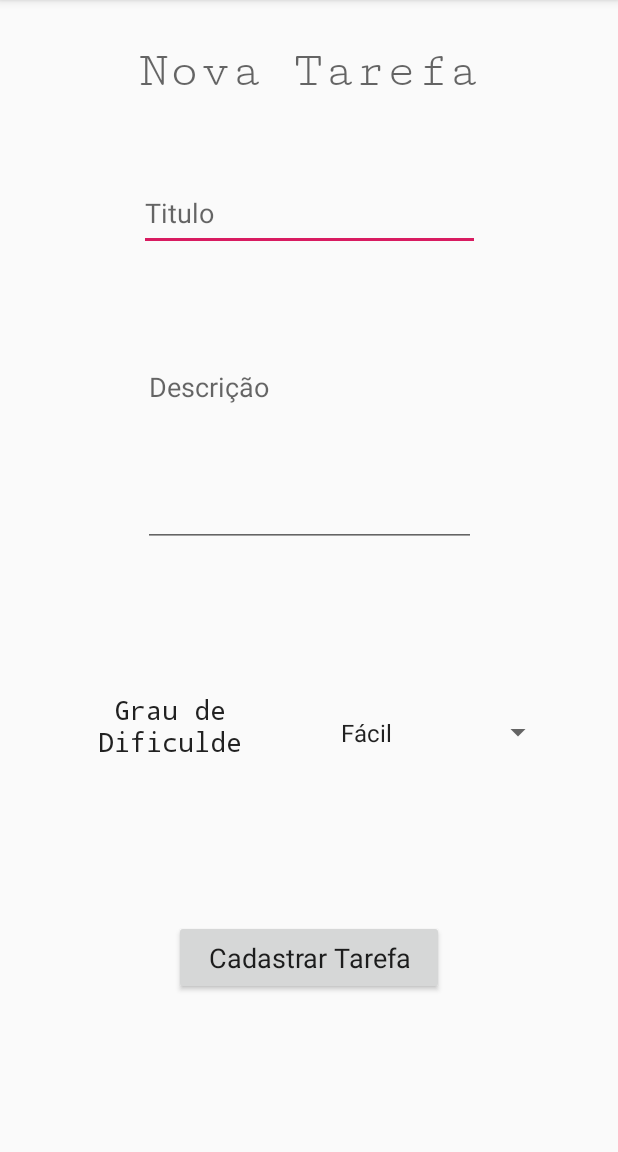
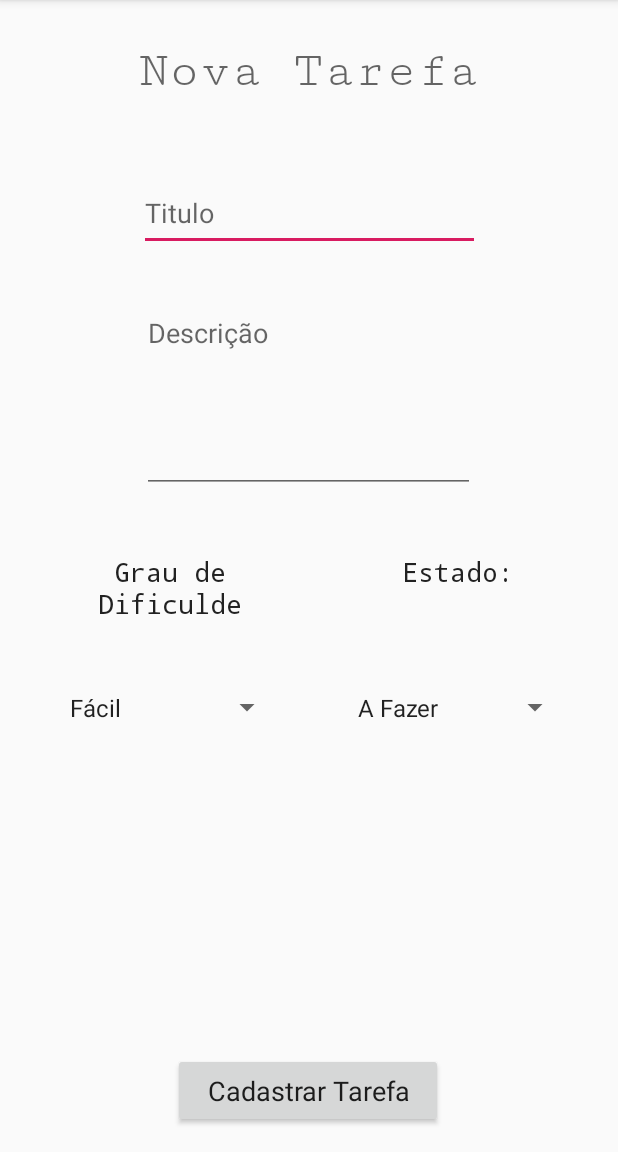
Before and after one commit to ufjf-dcc196/2019-1-dcc196-trb2-RomuloLASS, an Android app: the NovaTarefaActivity screen opened directly, with no data from a screen before it, on a phone screen of 412 x 824 dp, the part 84-1236 px from its top. Run offline under Robolectric (Android 15) with nearby library versions, the phone set to English and light mode, and no system bars.

Commit message:
Cadastro de novas tarefas incluido data da criação e estado da tarefa

```diff
--- a/app/src/main/AndroidManifest.xml
+++ b/app/src/main/AndroidManifest.xml
@@ -9,7 +9,8 @@
         android:roundIcon="@mipmap/ic_launcher_round"
         android:supportsRtl="true"
         android:theme="@style/AppTheme">
-        <activity android:name=".NovaTarefaActivity"></activity>
+        <activity android:name=".TarefasActivity"></activity>
+        <activity android:name=".NovaTarefaActivity" />
         <activity android:name=".MainActivity">
             <intent-filter>
                 <action android:name="android.intent.action.MAIN" />
--- a/app/src/main/java/br/ufjf/dcc196/trab03/NovaTarefaActivity.java
+++ b/app/src/main/java/br/ufjf/dcc196/trab03/NovaTarefaActivity.java
@@ -11,13 +11,16 @@ import android.widget.Button;
 import android.widget.EditText;
 import android.widget.Spinner;
 
+import java.text.SimpleDateFormat;
 import java.util.ArrayList;
 import java.util.Arrays;
+import java.util.Date;
 import java.util.List;
 
 public class NovaTarefaActivity extends AppCompatActivity {
 
-    private Spinner spinner;
+    private Spinner spinnerDificuldade;
+    private Spinner spinnerEstado;
     private Button btnSubmitTask;
     private EditText etTitle;
     private EditText etDescription;
@@ -34,18 +37,30 @@ public class NovaTarefaActivity extends AppCompatActivity {
         TarefasDBHelper helper = new TarefasDBHelper(getApplicationContext());
         final SQLiteDatabase db = helper.getWritableDatabase();
 
-        spinner = findViewById(R.id.spinner);
+        spinnerDificuldade = findViewById(R.id.spinner);
         List<String> dificuldade = new ArrayList<>(Arrays.asList("Fácil","Medio", "Sem","Difícil","Muito Díficil"));
-        ArrayAdapter<String> dataAdapter = new ArrayAdapter<String>(this, android.R.layout.simple_spinner_item, dificuldade);
-        dataAdapter.setDropDownViewResource(android.R.layout.simple_spinner_dropdown_item);
-        spinner.setAdapter(dataAdapter);
+        ArrayAdapter<String> dificuldadeAdapter = new ArrayAdapter<String>(this, android.R.layout.simple_spinner_item, dificuldade);
+        dificuldadeAdapter.setDropDownViewResource(android.R.layout.simple_spinner_dropdown_item);
+        spinnerDificuldade.setAdapter(dificuldadeAdapter);
+
+        spinnerEstado = findViewById(R.id.spinner2);
+        List<String> estado = new ArrayList<>(Arrays.asList("A Fazer","Em Execução", "Bloqueda","Concluida"));
+        ArrayAdapter<String> estadoAdapter = new ArrayAdapter<String>(this, android.R.layout.simple_spinner_item, estado);
+        estadoAdapter.setDropDownViewResource(android.R.layout.simple_spinner_dropdown_item);
+        spinnerEstado.setAdapter(estadoAdapter);
+
+
+        final SimpleDateFormat dateFormat = new SimpleDateFormat("yyyy-MM-dd HH:mm:ss");
+        final Date date = new Date();
 
         btnSubmitTask.setOnClickListener(new View.OnClickListener() {
             @Override
             public void onClick(View v) {
                 valuesTask.put(TarefasContract.Tarefas.COLLUMN_TITULO, String.valueOf(etTitle.getText()));
                 valuesTask.put(TarefasContract.Tarefas.COLLUMN_DESCRICACAO, String.valueOf(etDescription.getText()));
-                valuesTask.put(TarefasContract.Tarefas.COLLUMN_GRAU, String.valueOf(spinner.getSelectedItem()));
+                valuesTask.put(TarefasContract.Tarefas.COLLUMN_GRAU, String.valueOf(spinnerDificuldade.getSelectedItem()));
+                valuesTask.put(TarefasContract.Tarefas.COLLUMN_ESTADO, String.valueOf(spinnerEstado.getSelectedItem()));
+                valuesTask.put(TarefasContract.Tarefas.COLLUMN_DATAATUAL, dateFormat.format(date));
                 db.insert(TarefasContract.Tarefas.TABLE_NAME, null, valuesTask);
                 setResult(Activity.RESULT_OK);
                 finish();
--- a/app/src/main/java/br/ufjf/dcc196/trab03/TarefasContract.java
+++ b/app/src/main/java/br/ufjf/dcc196/trab03/TarefasContract.java
@@ -12,10 +12,10 @@ public class TarefasContract {
         public static final String COLLUMN_GRAU = "grau";
         public static final String COLLUMN_DATALIMITE = "datalimite";
         public static final String COLLUMN_DATAATUAL = "dataatual";
-//        public static final String COLLUMN_TAG = "tag";
+        public static final String COLLUMN_ESTADO = "estado";
 
         //Criação da tabela
-        public static final String CREATE_TABLE = String.format("CREATE TABLE %s (%s INTEGER PRIMARY KEY AUTOINCREMENT, %s TEXT, %s TEXT, %s TEXT, %s TIMESTAMP,%s TIMESTAMP)", TABLE_NAME, _ID, COLLUMN_TITULO, COLLUMN_DESCRICACAO, COLLUMN_GRAU, COLLUMN_DATALIMITE, COLLUMN_DATAATUAL);
+        public static final String CREATE_TABLE = String.format("CREATE TABLE %s (%s INTEGER PRIMARY KEY AUTOINCREMENT, %s TEXT, %s TEXT, %s TEXT, %s TIMESTAMP,%s TIMESTAMP, %s TEXT)", TABLE_NAME, _ID, COLLUMN_TITULO, COLLUMN_DESCRICACAO, COLLUMN_GRAU, COLLUMN_DATALIMITE, COLLUMN_DATAATUAL, COLLUMN_ESTADO);
         //Deletar a tabela
         public static final String DROP_TABLE = String.format("DROP TABLE %s", TABLE_NAME);
     }
--- a/app/src/main/java/br/ufjf/dcc196/trab03/TarefasDBHelper.java
+++ b/app/src/main/java/br/ufjf/dcc196/trab03/TarefasDBHelper.java
@@ -5,7 +5,7 @@ import android.database.sqlite.SQLiteDatabase;
 import android.database.sqlite.SQLiteOpenHelper;
 
 public class TarefasDBHelper extends SQLiteOpenHelper {
-    public static final int DATABASE_VERSION = 2;
+    public static final int DATABASE_VERSION = 3;
     public static final String DATABASE_NAME = "Tarefas.db";
 
     TarefasDBHelper(Context context){
--- a/app/src/main/res/layout/activity_nova_tarefa.xml
+++ b/app/src/main/res/layout/activity_nova_tarefa.xml
@@ -28,7 +28,7 @@
         android:layout_height="129dp"
         android:layout_marginStart="8dp"
         android:layout_marginLeft="8dp"
-        android:layout_marginTop="68dp"
+        android:layout_marginTop="32dp"
         android:layout_marginEnd="8dp"
         android:layout_marginRight="8dp"
         android:ems="10"
@@ -36,6 +36,7 @@
         android:hint="Descrição"
         android:inputType="textMultiLine"
         app:layout_constraintEnd_toEndOf="parent"
+        app:layout_constraintHorizontal_bias="0.497"
         app:layout_constraintStart_toStartOf="parent"
         app:layout_constraintTop_toBottomOf="@+id/etTitle" />
 
@@ -45,13 +46,13 @@
         android:layout_height="55dp"
         android:layout_marginStart="8dp"
         android:layout_marginLeft="8dp"
-        android:layout_marginTop="96dp"
+        android:layout_marginTop="20dp"
         android:layout_marginEnd="8dp"
         android:layout_marginRight="8dp"
         app:layout_constraintEnd_toEndOf="parent"
-        app:layout_constraintHorizontal_bias="0.56"
-        app:layout_constraintStart_toEndOf="@+id/textView3"
-        app:layout_constraintTop_toBottomOf="@+id/etDescription" />
+        app:layout_constraintHorizontal_bias="0.126"
+        app:layout_constraintStart_toStartOf="parent"
+        app:layout_constraintTop_toBottomOf="@+id/textView3" />
 
     <TextView
         android:id="@+id/textView2"
@@ -77,7 +78,7 @@
         android:layout_height="55dp"
         android:layout_marginStart="60dp"
         android:layout_marginLeft="60dp"
-        android:layout_marginTop="96dp"
+        android:layout_marginTop="40dp"
         android:text="Grau de Dificulde"
         android:textAlignment="center"
         android:textAppearance="@style/TextAppearance.AppCompat.Body1"
@@ -92,7 +93,6 @@
         android:layout_height="50dp"
         android:layout_marginStart="8dp"
         android:layout_marginLeft="8dp"
-        android:layout_marginTop="8dp"
         android:layout_marginEnd="8dp"
         android:layout_marginRight="8dp"
         android:layout_marginBottom="16dp"
@@ -102,7 +102,40 @@
         android:typeface="sans"
         app:layout_constraintBottom_toBottomOf="parent"
         app:layout_constraintEnd_toEndOf="parent"
+        app:layout_constraintHorizontal_bias="0.497"
+        app:layout_constraintStart_toStartOf="parent" />
+
+    <TextView
+        android:id="@+id/textView"
+        android:layout_width="107dp"
+        android:layout_height="55dp"
+        android:layout_marginStart="252dp"
+        android:layout_marginLeft="252dp"
+        android:layout_marginTop="40dp"
+        android:layout_marginEnd="8dp"
+        android:layout_marginRight="8dp"
+        android:text="Estado:"
+        android:textAlignment="center"
+        android:textAppearance="@style/TextAppearance.AppCompat.Body1"
+        android:textSize="18sp"
+        app:fontFamily="monospace"
+        app:layout_constraintEnd_toEndOf="parent"
+        app:layout_constraintHorizontal_bias="0.0"
         app:layout_constraintStart_toStartOf="parent"
-        app:layout_constraintTop_toBottomOf="@+id/textView3" />
+        app:layout_constraintTop_toBottomOf="@+id/etDescription" />
+
+    <Spinner
+        android:id="@+id/spinner2"
+        android:layout_width="150dp"
+        android:layout_height="55dp"
+        android:layout_marginStart="8dp"
+        android:layout_marginLeft="8dp"
+        android:layout_marginTop="20dp"
+        android:layout_marginEnd="8dp"
+        android:layout_marginRight="8dp"
+        app:layout_constraintEnd_toEndOf="parent"
+        app:layout_constraintHorizontal_bias="0.589"
+        app:layout_constraintStart_toEndOf="@+id/spinner"
+        app:layout_constraintTop_toBottomOf="@+id/textView" />
 
 </android.support.constraint.ConstraintLayout>
```
Also changed, not shown: app/src/main/java/br/ufjf/dcc196/trab03/MainActivity.java (+20 -0 lines), app/src/main/java/br/ufjf/dcc196/trab03/TarefasActivity.java (added, +60 -0 lines), app/src/main/java/br/ufjf/dcc196/trab03/TarefasAdapter.java (+3 -7 lines), app/src/main/res/layout/activity_main.xml (+43 -30 lines), app/src/main/res/layout/activity_tarefas.xml (added, +153 -0 lines), app/src/main/res/layout/tarefas_layout.xml (+12 -3 lines), app/src/main/res/values/strings.xml (+8 -0 lines).
